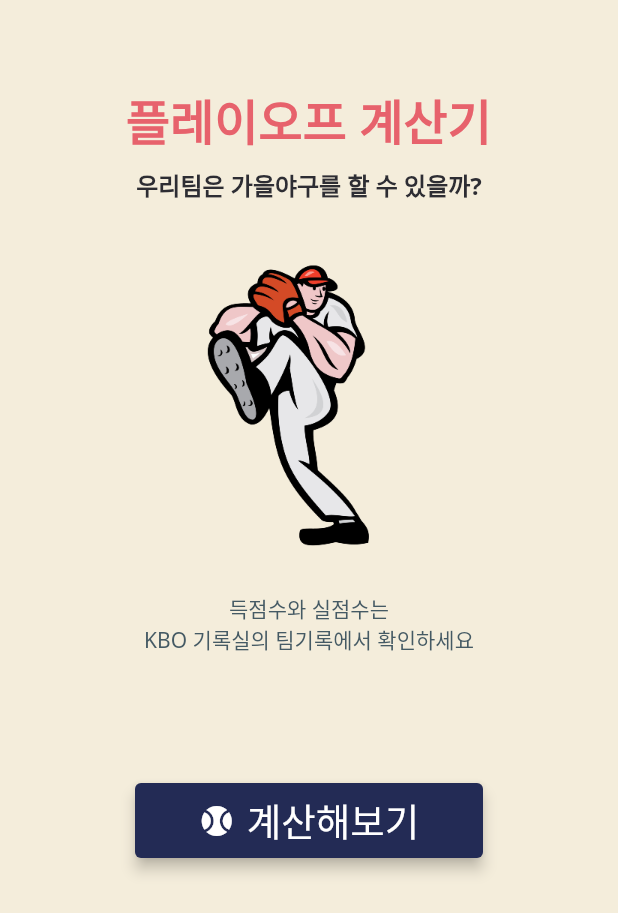
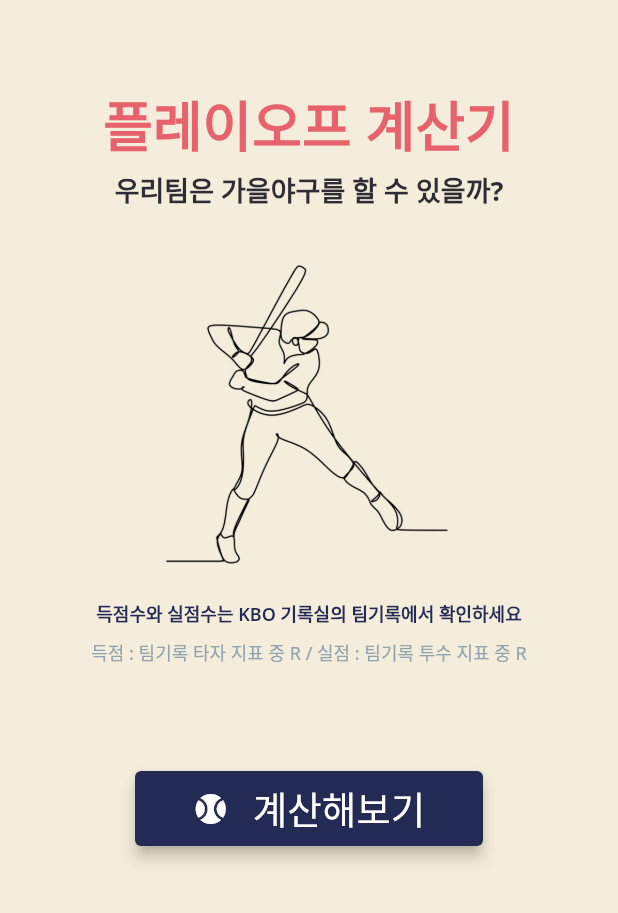
Before and after one commit to sizakk/calculator_ballgame, a Flutter app: the screen it shows after launch, on a phone screen of 412 x 824 dp. Shown: the top 913 px of the screen. Run offline on Flutter 3.47's test engine with Material 2 defaults, Android fonts, the phone set to English and light mode, and no system bars; missing offline and left inert: data.

Commit message:
update images

```diff
--- a/lib/component/calculates.dart
+++ b/lib/component/calculates.dart
@@ -2,7 +2,5 @@
   required int runs,
   required int earedRuns,
 }) {
-  return double.parse((runs * runs / (runs * runs + earedRuns * earedRuns))
-      // .floor()
-      .toStringAsFixed(3));
+  return (runs * runs / (runs * runs + earedRuns * earedRuns));
 }
--- a/lib/component/custom_text_field.dart
+++ b/lib/component/custom_text_field.dart
@@ -52,11 +52,11 @@
                   if (isNums) {
                     int nums = int.parse(val);
 
-                    if (nums < 0) {
-                      return '0보다 커야합니다';
+                    if (nums <= 0) {
+                      return '1보다 커야합니다';
                     }
                     if (nums > 143) {
-                      return '총 경기수보다 클 수 없습니다';
+                      return '총 경기수보다 큽니다';
                     }
                   } else {}
 
--- a/lib/component/number_row.dart
+++ b/lib/component/number_row.dart
@@ -19,7 +19,7 @@
             (e) => Image.asset(
               'asset/img/$e.png',
               width: 60.0,
-              height: 80.0,
+              height: 120.0,
             ),
           )
           .toList(),
--- a/lib/component/playoff_bottom_sheet.dart
+++ b/lib/component/playoff_bottom_sheet.dart
@@ -241,7 +241,7 @@
         Expanded(
           child: ElevatedButton(
             style: ElevatedButton.styleFrom(
-              backgroundColor: BLUE_COLOR,
+              backgroundColor: TEXT_COLOR,
             ),
             onPressed: onPressed,
             child: const Text(
--- a/lib/screen/main_body.dart
+++ b/lib/screen/main_body.dart
@@ -7,7 +7,11 @@
 
   @override
   Widget build(BuildContext context) {
-    return Padding(
+    return GestureDetector(
+      onTap: () {
+        FocusScope.of(context).requestFocus(FocusNode());
+      },
+      child: Padding(
           padding: const EdgeInsets.symmetric(vertical: 16),
           child: Column(
             crossAxisAlignment: CrossAxisAlignment.center,
@@ -17,39 +21,50 @@
               const Text(
                 '플레이오프 계산기',
                 style: TextStyle(
-                fontSize: 32,
+                  fontSize: 36,
                   color: RED_COLOR,
                   fontWeight: FontWeight.w700,
                 ),
               ),
-            const SizedBox(height: 8),
+              const SizedBox(
+                height: 4,
+              ),
               const Text(
                 '우리팀은 가을야구를 할 수 있을까?',
                 style: TextStyle(
-                fontSize: 16,
+                  fontSize: 18,
                   color: PRIMARY_COLOR,
                   fontWeight: FontWeight.w700,
                 ),
               ),
-            const SizedBox(height: 40),
+              const SizedBox(height: 20),
               Image.asset(
-              'asset/img/logo.png',
-              height: 200,
+                'asset/img/main_logo.png',
+                height: 220,
               ),
               const SizedBox(height: 20),
+              const Text(
+                '득점수와 실점수는 KBO 기록실의 팀기록에서 확인하세요',
+                style: TextStyle(
+                  fontSize: 12,
+                  fontWeight: FontWeight.w600,
+                  color: TEXT_COLOR,
+                ),
+              ),
+              const SizedBox(height: 8),
               Text(
-              '득점수와 실점수는\nKBO 기록실의 팀기록에서 확인하세요',
+                '득점 : 팀기록 타자 지표 중 R / 실점 : 팀기록 투수 지표 중 R',
                 style: TextStyle(
-                fontSize: 14,
-                color: Colors.blueGrey[700],
+                  fontSize: 12,
+                  color: Colors.blueGrey[300],
                 ),
-              textAlign: TextAlign.center,
+                textAlign: TextAlign.start,
               ),
-            const SizedBox(height: 60),
               SizedBox(
-              height: 100,
+                height: 120,
                 child: Expanded(
                   child: Row(
+                    crossAxisAlignment: CrossAxisAlignment.end,
                     mainAxisAlignment: MainAxisAlignment.center,
                     children: [
                       renderElevatedButton(context),
@@ -60,7 +75,8 @@
                 ),
               )
             ],
-        ));
+          )),
+    );
   }
 }
 
@@ -87,7 +103,7 @@
         mainAxisAlignment: MainAxisAlignment.center,
         children: const [
           Icon(Icons.sports_baseball),
-          SizedBox(width: 8),
+          SizedBox(width: 16),
           Text(
             '계산해보기',
             style: TextStyle(fontSize: 25),
```
Also changed, not shown: lib/screen/result_playoffs.dart (+63 -19 lines), asset/img/%.png (added), asset/img/0.png, asset/img/1.png, asset/img/2.png, asset/img/3.png, asset/img/4.png, asset/img/5.png, asset/img/6.png, asset/img/7.png, asset/img/8.png, asset/img/9.png, asset/img/main_logo.png (added). Lines whose indentation alone changed are shown as unchanged.
